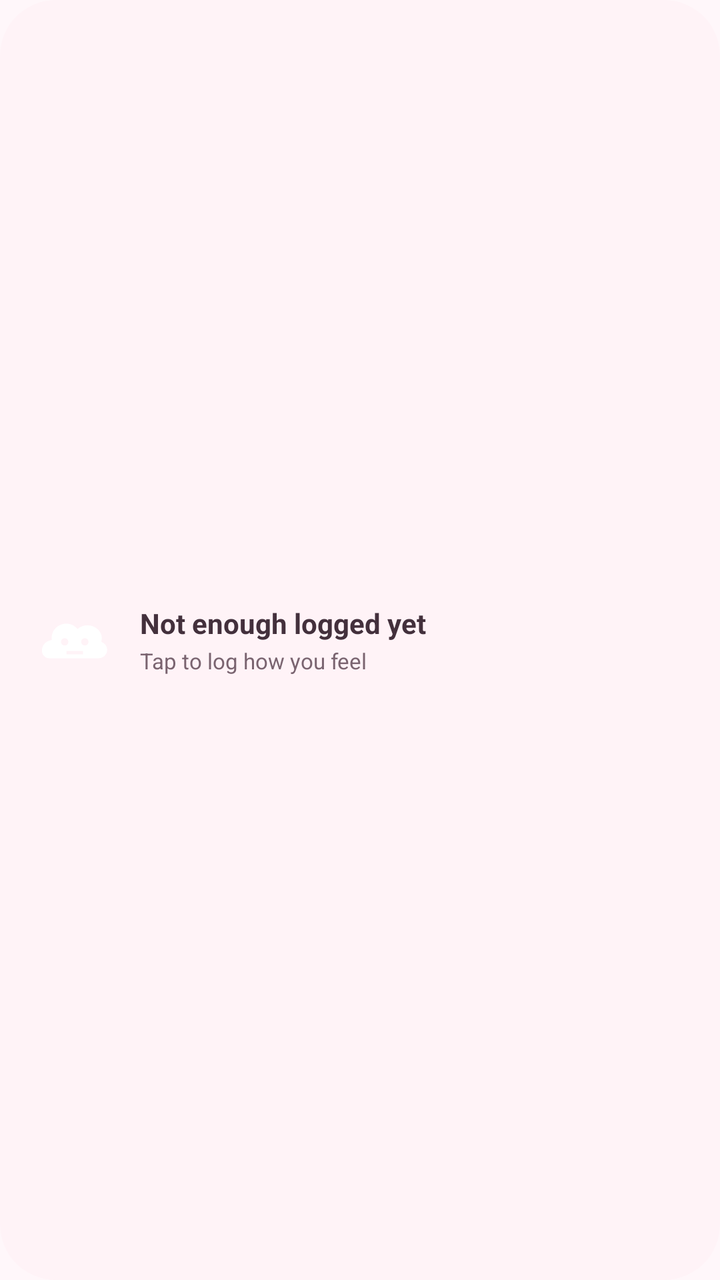
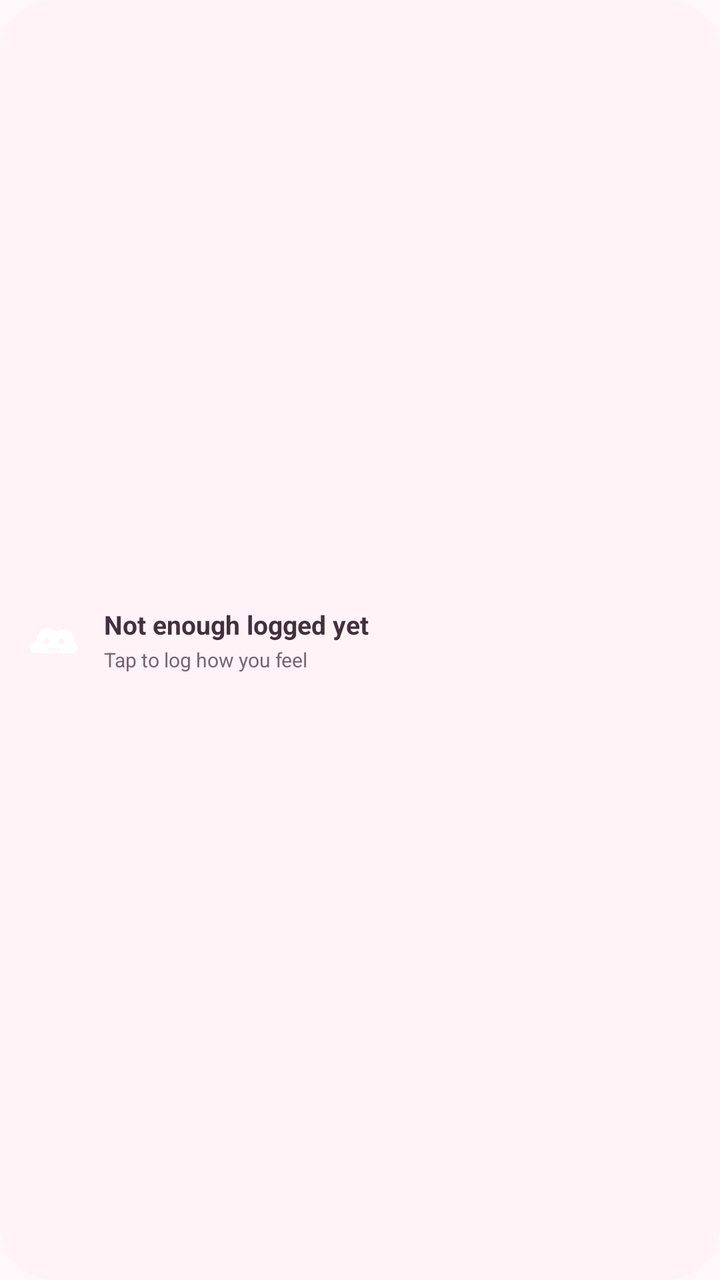

Compare the two renders of this Android layout. The source of the first and the diff that turns it into the second are given below.
<!-- AndroidManifest.xml: application theme Theme.CycleTracker -->
<!-- res/layout/widget_mood.xml -->
<?xml version="1.0" encoding="utf-8"?>
<LinearLayout xmlns:android="http://schemas.android.com/apk/res/android"
    android:id="@+id/mood_root"
    android:layout_width="match_parent"
    android:layout_height="match_parent"
    android:orientation="horizontal"
    android:gravity="center_vertical"
    android:background="@drawable/widget_background"
    android:padding="14dp">

    <ImageView
        android:id="@+id/mood_face"
        android:layout_width="44dp"
        android:layout_height="44dp"
        android:layout_marginEnd="12dp"
        android:src="@drawable/ic_mood_unknown"
        android:importantForAccessibility="no" />

    <LinearLayout
        android:layout_width="match_parent"
        android:layout_height="wrap_content"
        android:orientation="vertical">

        <TextView
            android:id="@+id/mood_headline"
            android:layout_width="match_parent"
            android:layout_height="wrap_content"
            android:textSize="14sp"
            android:textStyle="bold"
            android:textColor="@color/widget_text"
            android:maxLines="2"
            android:ellipsize="end"
            android:text="Not enough logged yet" />

        
        <TextView
            android:id="@+id/mood_evidence"
            android:layout_width="match_parent"
            android:layout_height="wrap_content"
            android:layout_marginTop="2dp"
            android:textSize="11sp"
            android:textColor="@color/widget_muted"
            android:maxLines="2"
            android:ellipsize="end"
            android:text="Tap to log how you feel" />
    </LinearLayout>
</LinearLayout>
<!-- resources referenced by this layout -->
<resources>
  <color name="widget_muted">#7A6470</color>
  <color name="widget_text">#43303C</color>
  <!-- drawable ic_mood_unknown (drawable) -->
  <?xml version="1.0" encoding="utf-8"?>
  <vector xmlns:android="http://schemas.android.com/apk/res/android"
      android:width="48dp"
      android:height="48dp"
      android:viewportWidth="48"
      android:viewportHeight="48">
      <path
          android:fillColor="#FFFFFF"
          android:fillType="evenOdd"
          android:pathData="M12,34 C6,34 6,25 13,24 C12,16 22,12 27,18 C33,13 42,18 40,25 C45,27 44,34 38,34 Z M18,25 a2,2 0 1,0 4,0 a2,2 0 1,0 -4,0 Z M29,25 a2,2 0 1,0 4,0 a2,2 0 1,0 -4,0 Z M21,30 h9 v1.8 h-9 Z" />
  </vector>
  <!-- drawable widget_background (drawable) -->
  <?xml version="1.0" encoding="utf-8"?>
  <shape xmlns:android="http://schemas.android.com/apk/res/android"
      android:shape="rectangle">
      <corners android:radius="@android:dimen/system_app_widget_background_radius" />
      <solid android:color="@color/widget_background" />
  </shape>
  <style name="Theme.CycleTracker" parent="android:Theme.Material.Light.NoActionBar">
          <item name="android:windowBackground">@color/window_background</item>
      </style>
  <color name="widget_background">#FFF3F7</color>
  <color name="window_background">#FFF7FA</color>
</resources>

<!-- the commit's change to res/layout/widget_mood.xml (unified diff, before → after) -->
@@ -6,13 +6,13 @@
     android:orientation="horizontal"
     android:gravity="center_vertical"
     android:background="@drawable/widget_background"
-    android:padding="14dp">
+    android:padding="10dp">
 
     <ImageView
         android:id="@+id/mood_face"
-        android:layout_width="44dp"
-        android:layout_height="44dp"
-        android:layout_marginEnd="12dp"
+        android:layout_width="32dp"
+        android:layout_height="32dp"
+        android:layout_marginEnd="10dp"
         android:src="@drawable/ic_mood_unknown"
         android:importantForAccessibility="no" />
 
@@ -25,7 +25,7 @@
             android:id="@+id/mood_headline"
             android:layout_width="match_parent"
             android:layout_height="wrap_content"
-            android:textSize="14sp"
+            android:textSize="13sp"
             android:textStyle="bold"
             android:textColor="@color/widget_text"
             android:maxLines="2"
@@ -38,9 +38,9 @@
             android:layout_width="match_parent"
             android:layout_height="wrap_content"
             android:layout_marginTop="2dp"
-            android:textSize="11sp"
+            android:textSize="10sp"
             android:textColor="@color/widget_muted"
-            android:maxLines="2"
+            android:maxLines="1"
             android:ellipsize="end"
             android:text="Tap to log how you feel" />
     </LinearLayout>
